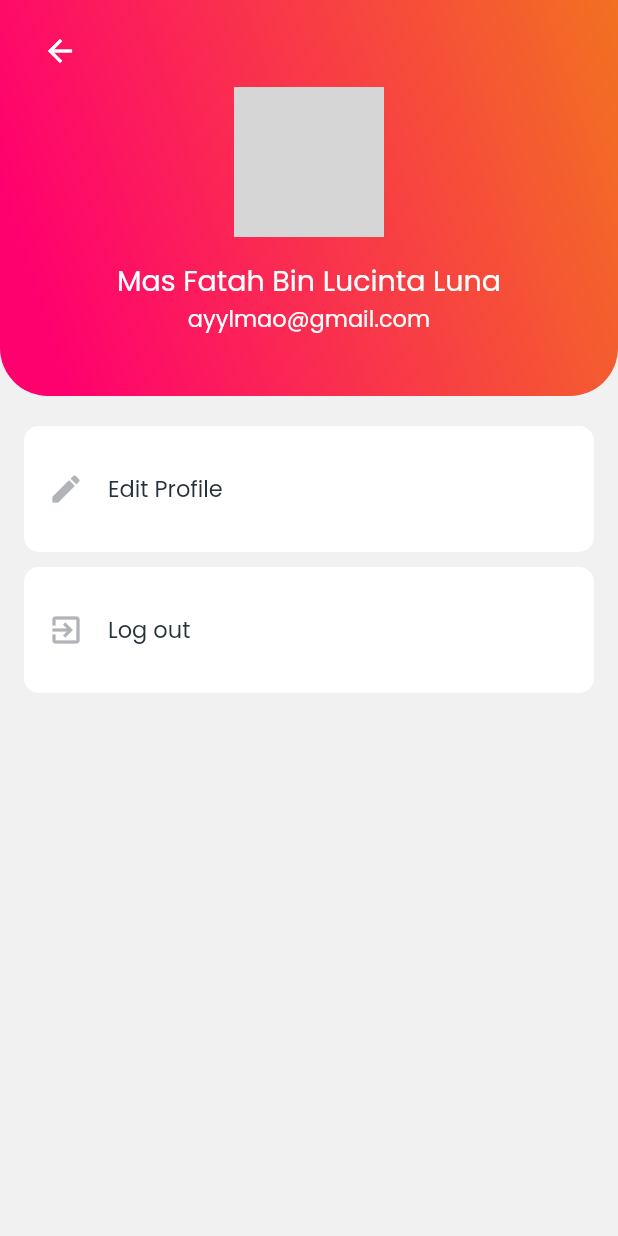
After one commit to asfarul/taekwondo_app, a Flutter app: the ProfileScreen screen opened directly, on a phone screen of 412 x 824 dp. The commit adds this screen. Run offline on Flutter 3.47's test engine with Material 2 defaults, Android fonts, the phone set to English and light mode, and no system bars; our stand-ins replace dio, get, get_storage, google_fonts, image_picker, rflutter_alert and 1 more; accounts and stored records are empty; network calls fail; grey boxes are pictures that could not be loaded.

Commit message:
news detail UI, profile ui, logout function

```diff
--- /dev/null
+++ b/lib/ui/screens/profile_screen.dart
@@ -0,0 +1,152 @@
+part of 'screens.dart';
+
+class ProfileScreen extends StatelessWidget {
+  const ProfileScreen({Key? key}) : super(key: key);
+
+  @override
+  Widget build(BuildContext context) {
+    final size = MediaQuery.of(context).size;
+    Widget _header = Container(
+      width: double.infinity,
+      padding: EdgeInsets.only(
+          left: defaultMargin, right: defaultMargin, bottom: 40),
+      decoration: BoxDecoration(
+        gradient: LinearGradient(
+          begin: Alignment.topRight,
+          end: Alignment.centerLeft,
+          colors: [
+            primaryColor,
+            secondaryColor,
+          ],
+        ),
+        borderRadius: BorderRadius.only(
+          bottomLeft: Radius.circular(32),
+          bottomRight: Radius.circular(32),
+        ),
+      ),
+      child: Column(
+        mainAxisAlignment: MainAxisAlignment.center,
+        children: [
+          SafeArea(
+            child: Container(
+              padding: EdgeInsets.only(top: 10),
+              width: double.infinity,
+              alignment: Alignment.centerLeft,
+              child: IconButton(
+                onPressed: () {
+                  Get.back();
+                },
+                icon: Icon(
+                  Icons.arrow_back,
+                  color: Colors.white,
+                ),
+              ),
+            ),
+          ),
+          Container(
+            child: ClipRRect(
+              borderRadius: BorderRadius.circular(60),
+              child: Image.network(
+                'https://randomuser.me/api/portraits/women/72.jpg',
+                height: 100,
+                width: 100,
+                fit: BoxFit.cover,
+              ),
+            ),
+          ),
+          SizedBox(height: 15),
+          Text(
+            'Mas Fatah Bin Lucinta Luna',
+            style: largeLight1,
+          ),
+          Text(
+            'ayylmao@gmail.com',
+            style: normalLight1,
+          ),
+        ],
+      ),
+    );
+    return Scaffold(
+      backgroundColor: bgColor,
+      body: Column(
+        children: [
+          _header,
+          Container(
+            margin:
+                EdgeInsets.symmetric(horizontal: defaultMargin, vertical: 10),
+            child: Column(
+              children: [
+                Container(
+                  margin: EdgeInsets.only(top: 10),
+                  padding: EdgeInsets.symmetric(
+                      vertical: 30, horizontal: defaultMargin),
+                  decoration: BoxDecoration(
+                    color: Colors.white,
+                    borderRadius: BorderRadius.circular(10),
+                  ),
+                  child: Row(
+                    children: [
+                      Icon(
+                        Icons.edit,
+                        color: grey,
+                      ),
+                      SizedBox(
+                        width: 16,
+                      ),
+                      Text(
+                        'Edit Profile',
+                        style: normalDark1,
+                      )
+                    ],
+                  ),
+                ),
+                GestureDetector(
+                  onTap: () {
+                    WidgetHelpers.showConfirmDialog(
+                      context,
+                      title: 'Anda yakin ingin logout?',
+                      message:
+                          'Anda membutuhkan email dan password untuk masuk kembali ke aplikasi',
+                      confirmText: 'Ya',
+                      cancelText: 'Tidak',
+                      onConfirm: () {
+                        Provider.of<AuthProvider>(context, listen: false)
+                            .logout();
+                      },
+                      onCancel: () {
+                        Get.back();
+                      },
+                    );
+                  },
+                  child: Container(
+                      margin: EdgeInsets.only(top: 10),
+                      padding: EdgeInsets.symmetric(
+                          vertical: 30, horizontal: defaultMargin),
+                      decoration: BoxDecoration(
+                        color: Colors.white,
+                        borderRadius: BorderRadius.circular(10),
+                      ),
+                      child: Row(
+                        children: [
+                          Icon(
+                            Icons.exit_to_app,
+                            color: grey,
+                          ),
+                          SizedBox(
+                            width: 16,
+                          ),
+                          Text(
+                            'Log out',
+                            style: normalDark1,
+                          )
+                        ],
+                      )),
+                )
+              ],
+            ),
+          ),
+        ],
+      ),
+    );
+  }
+}
--- a/lib/ui/screens/screens.dart
+++ b/lib/ui/screens/screens.dart
@@ -1,17 +1,15 @@
 import 'dart:async';
-import 'dart:io';
 import 'dart:ui';
 
 import 'package:flutter/material.dart';
 import 'package:get_storage/get_storage.dart';
 import 'package:provider/provider.dart';
-import 'package:taekwondo_app/models/login.dart';
 import 'package:taekwondo_app/providers/providers.dart';
 import 'package:taekwondo_app/ui/components/rounded_date_input.dart';
 import 'package:taekwondo_app/ui/components/rounded_dropdown_input.dart';
 import 'package:taekwondo_app/ui/components/rounded_input_field.dart';
 import 'package:taekwondo_app/ui/components/rounded_password_field.dart';
-import 'package:taekwondo_app/ui/components/text_field_container.dart';
+import 'package:taekwondo_app/utils/widget_helpers.dart';
 import '../components/gradient_rounded_button.dart';
 import 'package:taekwondo_app/shared/shared.dart';
 import 'package:get/get.dart';
@@ -23,3 +21,5 @@ part 'login_screen.dart';
 part 'register_screen.dart';
 part 'general_screen.dart';
 part 'news_list_screen.dart';
+part 'news_detail_screen.dart';
+part 'profile_screen.dart';
```
Also changed, not shown: lib/ui/screens/home_screen.dart (+14 -3 lines), lib/ui/screens/news_detail_screen.dart (added, +134 -0 lines), lib/ui/screens/news_list_screen.dart (+7 -2 lines).
